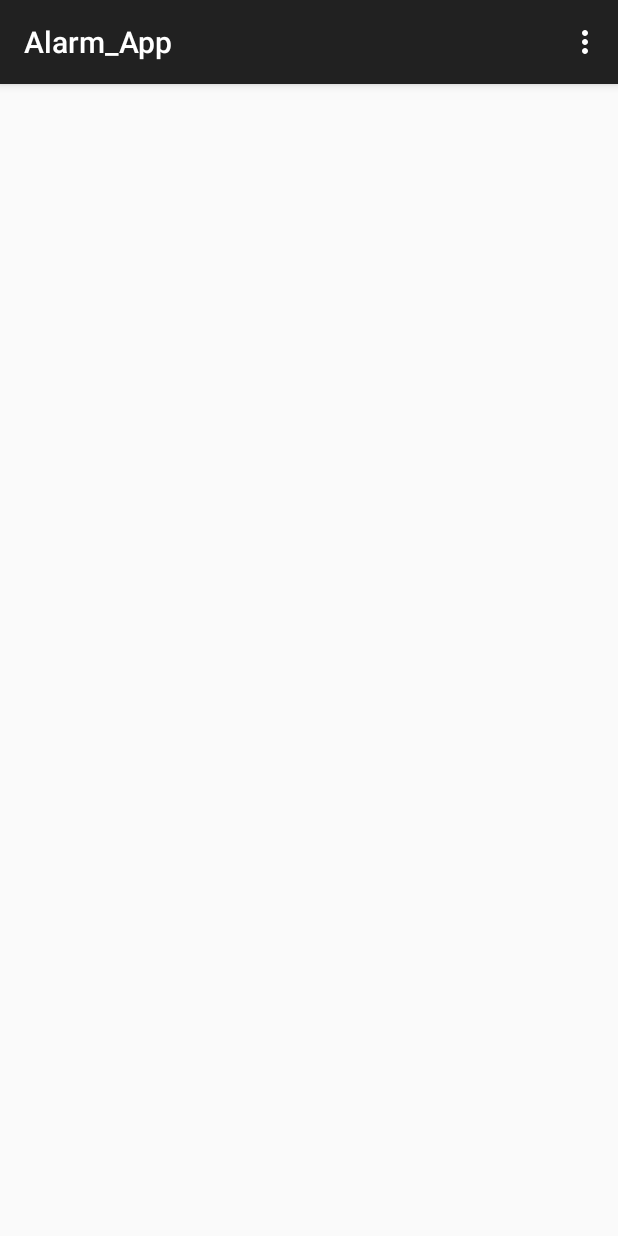
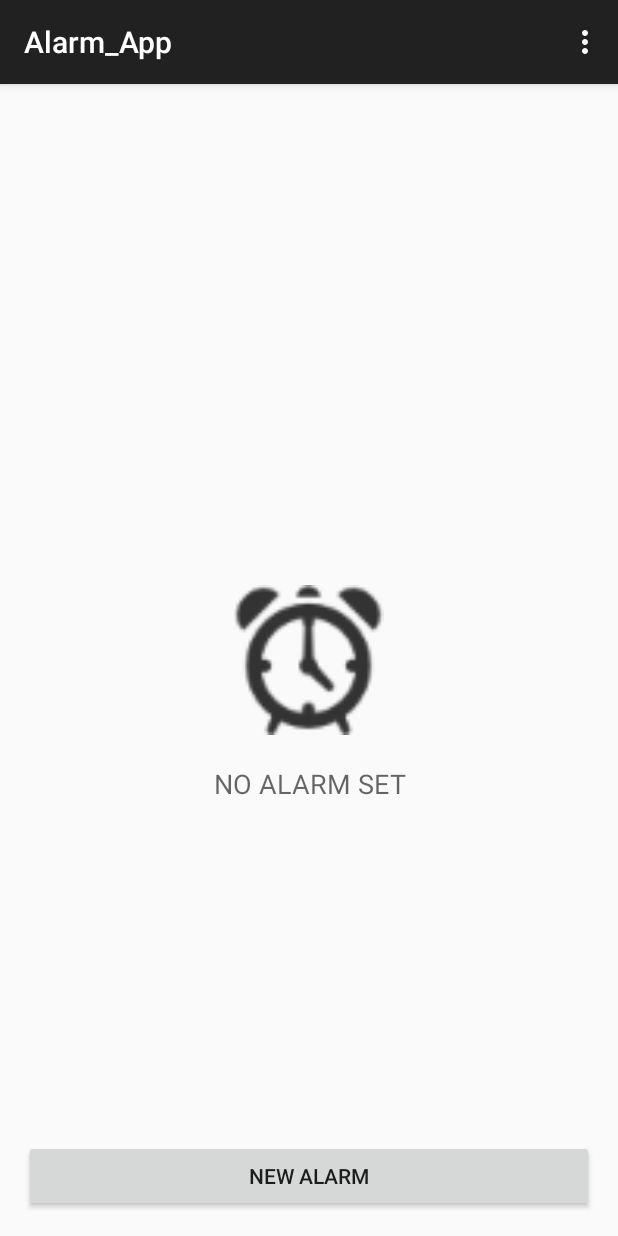
Before and after one commit to eoinahern/Alarm_App_Android, an Android app: the screen it shows after launch (Alarm_List), on a phone screen of 412 x 824 dp. Run offline under Robolectric (Android 15) with nearby library versions, the phone set to English and light mode, and no system bars.

Commit message:
added timepicker and fragments

```diff
--- a/app/build.gradle
+++ b/app/build.gradle
@@ -10,6 +10,7 @@ android {
         targetSdkVersion 21
         versionCode 1
         versionName "1.0"
+
     }
     buildTypes {
         release {
--- a/app/src/main/java/com/example/eoin_a/alarm_app/Alarm_Controller/App_Created_Listener.java
+++ b/app/src/main/java/com/example/eoin_a/alarm_app/Alarm_Controller/App_Created_Listener.java
@@ -7,6 +7,8 @@ public interface App_Created_Listener {
 
 
     //?? not too sure what this is for?
+     public  int getSize();
+     public void addItems();
 
 
 }
--- /dev/null
+++ b/app/src/main/java/com/example/eoin_a/alarm_app/Alarm_Controller/List_Controller.java
@@ -0,0 +1,44 @@
+package com.example.eoin_a.alarm_app.Alarm_Controller;
+
+import com.example.eoin_a.alarm_app.entity_class.alarm_entity;
+
+import java.util.ArrayList;
+import java.util.List;
+
+/**
+ * Created by eoin_a on 19/03/2015.
+ */
+public class List_Controller implements App_Created_Listener {
+
+    //this has access to the model classes
+
+    private ArrayList<alarm_entity> alarmlst;
+
+
+    public List_Controller()
+    {
+        //make the list
+
+        alarmlst = new ArrayList<alarm_entity>();
+
+    }
+
+
+    public void addItems()
+    {
+
+    }
+
+    public int getSize()
+    {
+        return alarmlst.size();
+    }
+
+    public void getList()
+    {
+      //return the list
+    }
+
+
+
+}
--- a/app/src/main/java/com/example/eoin_a/alarm_app/Alarm_views/Alarm_List.java
+++ b/app/src/main/java/com/example/eoin_a/alarm_app/Alarm_views/Alarm_List.java
@@ -1,6 +1,7 @@
 package com.example.eoin_a.alarm_app.Alarm_views;
 
 import android.app.Activity;
+import android.app.DialogFragment;
 import android.app.Fragment;
 import android.app.FragmentManager;
 import android.app.FragmentTransaction;
@@ -8,10 +9,17 @@ import android.os.Bundle;
 import android.support.v7.app.ActionBarActivity;
 import android.view.Menu;
 import android.view.MenuItem;
+import android.view.View;
+import android.widget.Toast;
 
+import com.example.eoin_a.alarm_app.Alarm_Controller.App_Created_Listener;
+import com.example.eoin_a.alarm_app.Alarm_Controller.List_Controller;
 import com.example.eoin_a.alarm_app.Alarm_Model.file_acces_int;
 import com.example.eoin_a.alarm_app.Alarm_Model.file_access_model;
 import com.example.eoin_a.alarm_app.R;
+import com.example.eoin_a.alarm_app.entity_class.alarm_entity;
+
+import java.util.ArrayList;
 
 
 public class Alarm_List extends ActionBarActivity {
@@ -20,11 +28,18 @@ public class Alarm_List extends ActionBarActivity {
 
 
     public static final String filename = "alarms_file";
+    public static final String timepickerfrag = "timepickerfrgment";
     private FragmentManager fmanager;
-    private NoAlarmFragment noalarmfra;
+    private NoAlarmFragment noalarmfrag;
     private AlarmListFragment alstfrag;
     private FragmentTransaction ftrans;
-    private file_acces_int fileAccess;  //inject
+    private file_acces_int fileAccess;  //inject ?? allow access to model??
+    private ArrayList<alarm_entity> entitylist;
+    private App_Created_Listener appcl;
+
+    //too allow view access to the model that is the question?
+    //i think in this case i wont allow it to seperate out the code as much as possible
+
 
 
     @Override
@@ -32,24 +47,11 @@ public class Alarm_List extends ActionBarActivity {
         super.onCreate(savedInstanceState);
         setContentView(R.layout.activity_alarm__list);
 
-        //create al the alarms and add them to the listview in the fragment
-        //maybe check if any alarms created also
-
-
         setOnCreateListener();
         fileAccess = new file_access_model(this);
-
-
-
-
         fmanager = getFragmentManager();
         ftrans = fmanager.beginTransaction();
         addFragments();
-
-
-
-
-
 
     }
 
@@ -58,15 +60,20 @@ public class Alarm_List extends ActionBarActivity {
     protected void onStop()
     {
        //save all data  to relevant file
-
-
+        super.onStop();
     }
 
-    private void setOnCreateListener() {
+    @Override
+    protected void onDestroy()
+    {
+        super.onDestroy();
+    }
 
+    private void setOnCreateListener()
+    {
         //when created get list of alarms etc. from the controller
-
-    }
+        appcl = new List_Controller();
+     }
 
     private void addFragments() {
 
@@ -78,11 +85,34 @@ public class Alarm_List extends ActionBarActivity {
         //ftrans.commit();
 
 
+        if(appcl.getSize() == 0)
+        {
+            noalarmfrag = new NoAlarmFragment();
+            ftrans.add(R.id.containeractivity, noalarmfrag);
+            ftrans.commit();
+        }
+        else
+        {
+
+            //add the alarmsfraglst;
+
+        }
 
 
 
 
 
+
+
+    }
+
+    public void addAlarm(View v)
+    {
+       // Toast.makeText(this, "hello there toast!!!", Toast.LENGTH_LONG).show();
+        //show timepicker dialog!!
+
+        DialogFragment addalarmfrag = new TimePickerFragment();
+        addalarmfrag.show(fmanager, timepickerfrag);
 
     }
 
--- a/app/src/main/res/layout/activity_alarm__list.xml
+++ b/app/src/main/res/layout/activity_alarm__list.xml
@@ -5,8 +5,16 @@
     android:paddingTop="@dimen/activity_vertical_margin"
     android:id="@+id/containeractivity"
     android:paddingBottom="@dimen/activity_vertical_margin" tools:context=".Alarm_List"
+
     >
 
 
-
+    <Button
+        android:layout_width="fill_parent"
+        android:layout_height="wrap_content"
+        android:text="@string/create"
+        android:onClick="addAlarm"
+        android:id="@+id/button"
+        android:layout_alignParentBottom="true"
+     />
 </RelativeLayout>
--- a/app/src/main/res/layout/no_alarm_fragment.xml
+++ b/app/src/main/res/layout/no_alarm_fragment.xml
@@ -5,16 +5,14 @@
 
 
     <ImageView
-        android:layout_width="fill_parent"
-        android:layout_height="wrap_content"
+        android:layout_width="150dp"
+        android:layout_height="100dp"
         android:id="@+id/imageView"
-        android:layout_centerHorizontal="true"
-        android:layout_centerVertical="true"
         android:paddingLeft="20dp"
         android:paddingRight="20dp"
         android:src="@drawable/alarm_clock"
-        android:layout_alignParentTop="true"
-        android:layout_above="@+id/textView"/>
+        android:layout_centerVertical="true"
+        android:layout_centerHorizontal="true" />
 
     <TextView
         android:layout_width="fill_parent"
@@ -25,9 +23,10 @@
         android:paddingLeft="20dp"
         android:paddingRight="20dp"
         android:gravity="center"
-        android:layout_alignParentBottom="true"
-        android:layout_centerHorizontal="true"
-        android:layout_marginBottom="58dp" />
+        android:layout_below="@+id/imageView"
+        android:layout_marginBottom="188dp"
+        android:layout_marginTop="20dp"
+      />
 
 
 </RelativeLayout>
--- a/app/src/main/res/values/strings.xml
+++ b/app/src/main/res/values/strings.xml
@@ -14,5 +14,6 @@
     <string name="sun">SUN</string>
     <string name="delete">DELETE</string>
     <string name="noalarm">NO ALARM SET</string>
+    <string name="create">NEW ALARM</string>
 
 </resources>
```
Also changed, not shown: app/src/main/AndroidManifest.xml (+8 -0 lines), app/src/main/java/AppTest/file_access_model_tests.java (added, +82 -0 lines), app/src/main/java/com/example/eoin_a/alarm_app/Alarm_Model/file_access_model.java (+15 -4 lines), app/src/main/java/com/example/eoin_a/alarm_app/Alarm_views/TimePickerFragment.java (added, +41 -0 lines), 2 other files.
